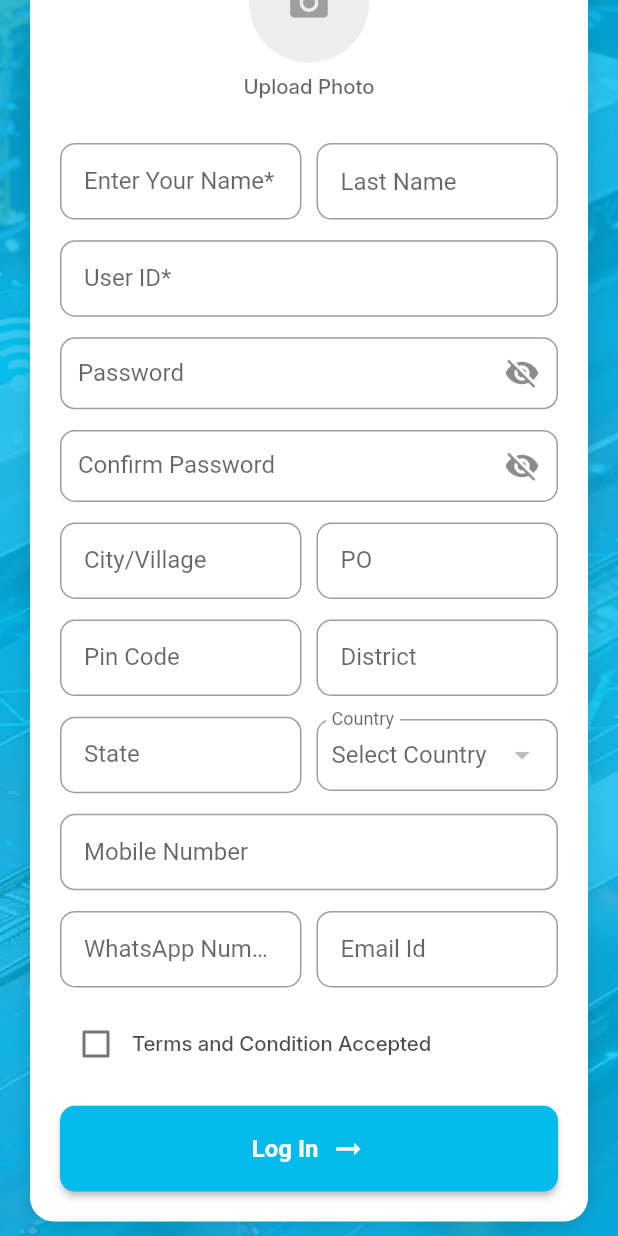
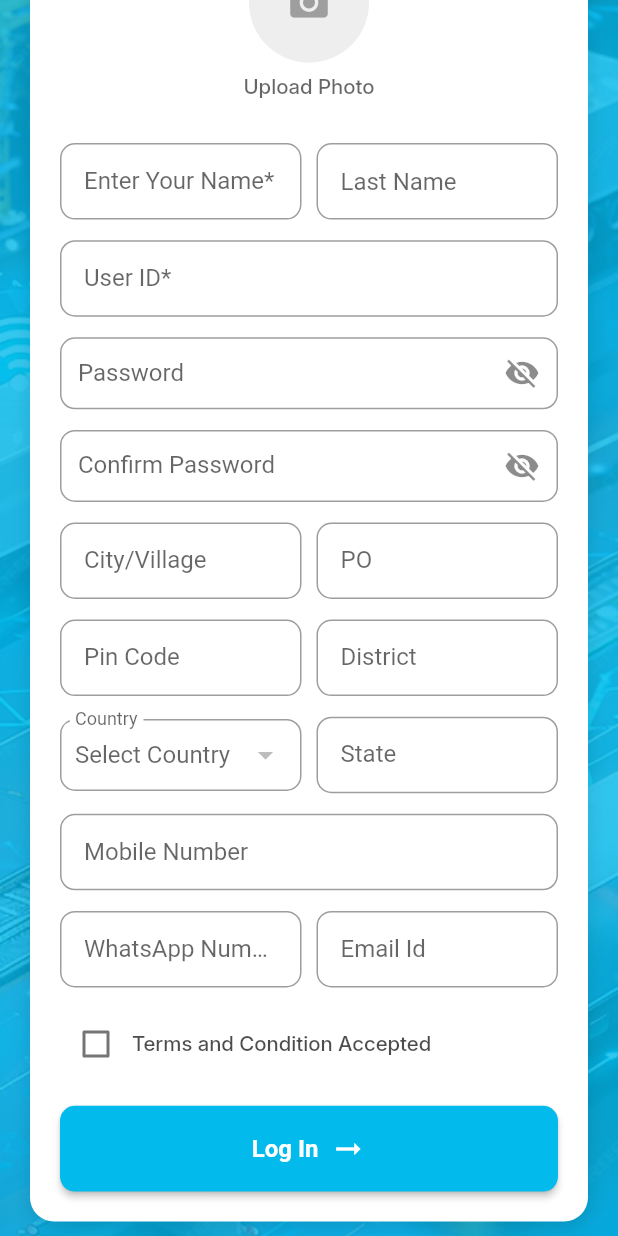
Before and after one commit to JAY-PANCHAL/autopay, a Flutter app: the SignupDistributorScreen screen opened by its route, scrolled down 244 dp, on a phone screen of 412 x 824 dp. Run offline on Flutter 3.47's test engine with Material 3 defaults, Android fonts, the phone set to English and light mode, and no system bars; our stand-ins replace cached_network_image, connectivity_plus, dio, firebase_core, flutter_form_builder, flutter_screenutil and 18 more; accounts and stored records are empty; network calls fail.

Commit message:
changes in design

```diff
--- a/lib/ui/screens/signup/signup_distributor_screen.dart
+++ b/lib/ui/screens/signup/signup_distributor_screen.dart
@@ -280,19 +280,18 @@ class _SignupDistributorScreenState extends State<SignupDistributorScreen> {
                       // State / Mobile
                       Row(
                         children: [
+                          Expanded(flex: 1, child: buildCountryDropdown()),
+
+                          SizedBox(width: 10),
+
                           Expanded(
-                            flex:1,
+                            flex: 1,
                             child: _buildTextField(
                               controller.stateController,
                               "State",
                               hint: "Enter Your State",
                             ),
                           ),
-                          SizedBox(width: 10),
-
-                          Expanded(
-                              flex: 1,
-                              child: buildCountryDropdown()),
                         ],
                       ),
 
@@ -439,11 +438,8 @@ class _SignupDistributorScreenState extends State<SignupDistributorScreen> {
           labelText: "Country",
           hintText: "Select Country",
           hintStyle: TextStyle(fontSize: 10.sp),
-          border: OutlineInputBorder(
-            borderRadius: BorderRadius.circular(10),
-          ),
-          contentPadding:
-          EdgeInsets.symmetric(horizontal: 10, vertical: 12),
+          border: OutlineInputBorder(borderRadius: BorderRadius.circular(10)),
+          contentPadding: EdgeInsets.symmetric(horizontal: 10, vertical: 12),
         ),
 
         validator: (value) {
@@ -455,7 +451,6 @@ class _SignupDistributorScreenState extends State<SignupDistributorScreen> {
       );
     });
   }
-
 
   Widget _buildTextField(
     TextEditingController controller,
```
